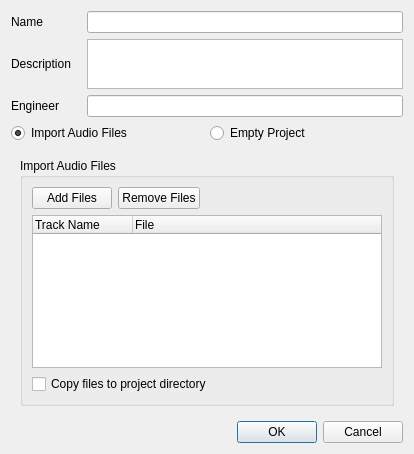
The window that src/traverso/ui/NewProjectDialog.ui (ErwanLegrand/Traverso-DAW) describes before a commit, drawn with Qt 5.
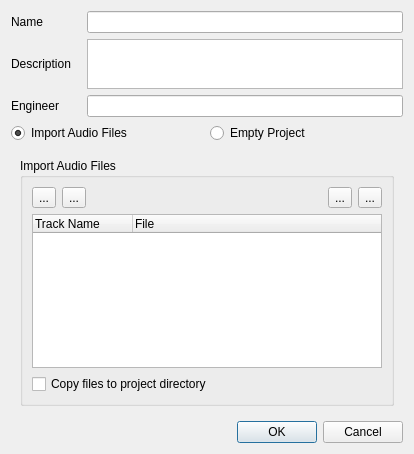
The same window after the commit.

Commit message: * sorting of import files in the NewProjectDialog (isn't there an easier way to sort items in a QTreeWidget???)

```diff
--- a/src/traverso/ui/NewProjectDialog.ui
+++ b/src/traverso/ui/NewProjectDialog.ui
@@ -115,6 +115,12 @@
    </item>
    <item>
     <widget class="QStackedWidget" name="stackedWidget" >
+     <property name="sizePolicy" >
+      <sizepolicy vsizetype="Expanding" hsizetype="Expanding" >
+       <horstretch>0</horstretch>
+       <verstretch>0</verstretch>
+      </sizepolicy>
+     </property>
      <property name="currentIndex" >
       <number>0</number>
      </property>
@@ -129,16 +135,16 @@
           <item>
            <layout class="QHBoxLayout" >
             <item>
-             <widget class="QPushButton" name="pushButtonAddFiles" >
+             <widget class="QToolButton" name="buttonAdd" >
               <property name="text" >
-               <string>Add Files</string>
+               <string>...</string>
               </property>
              </widget>
             </item>
             <item>
-             <widget class="QPushButton" name="pushButtonRemoveFiles" >
+             <widget class="QToolButton" name="buttonRemove" >
               <property name="text" >
-               <string>Remove Files</string>
+               <string>...</string>
               </property>
              </widget>
             </item>
@@ -155,6 +161,20 @@
               </property>
              </spacer>
             </item>
+            <item>
+             <widget class="QToolButton" name="buttonUp" >
+              <property name="text" >
+               <string>...</string>
+              </property>
+             </widget>
+            </item>
+            <item>
+             <widget class="QToolButton" name="buttonDown" >
+              <property name="text" >
+               <string>...</string>
+              </property>
+             </widget>
+            </item>
            </layout>
           </item>
           <item>
```
The commit also changes 11 other files.
